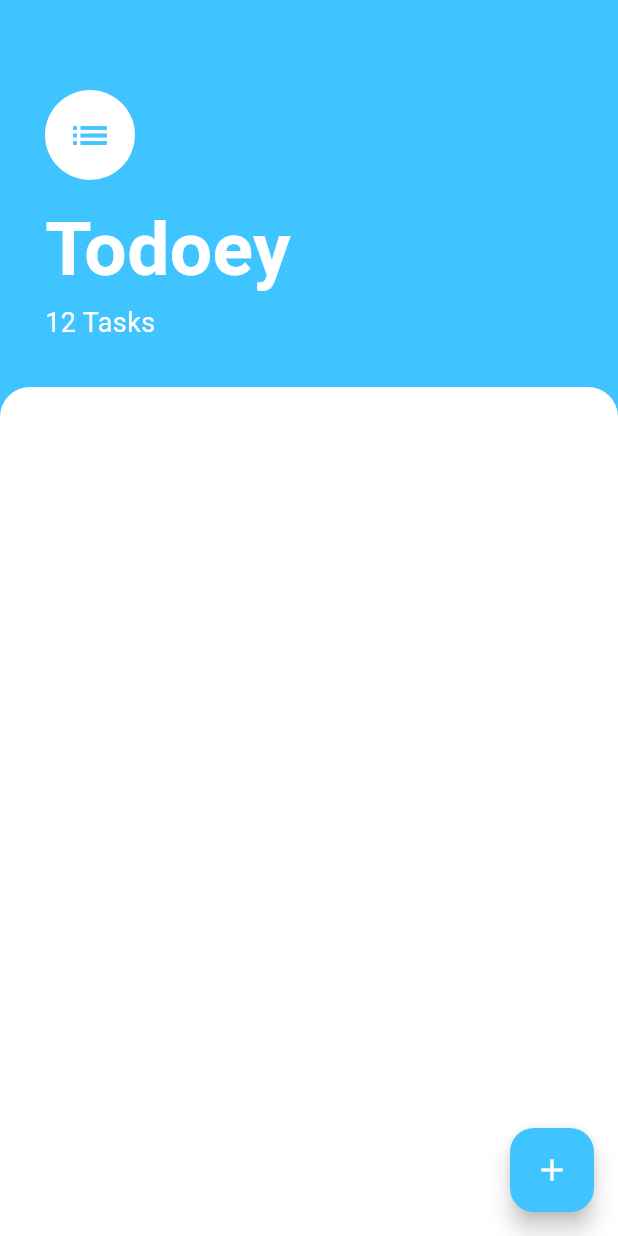
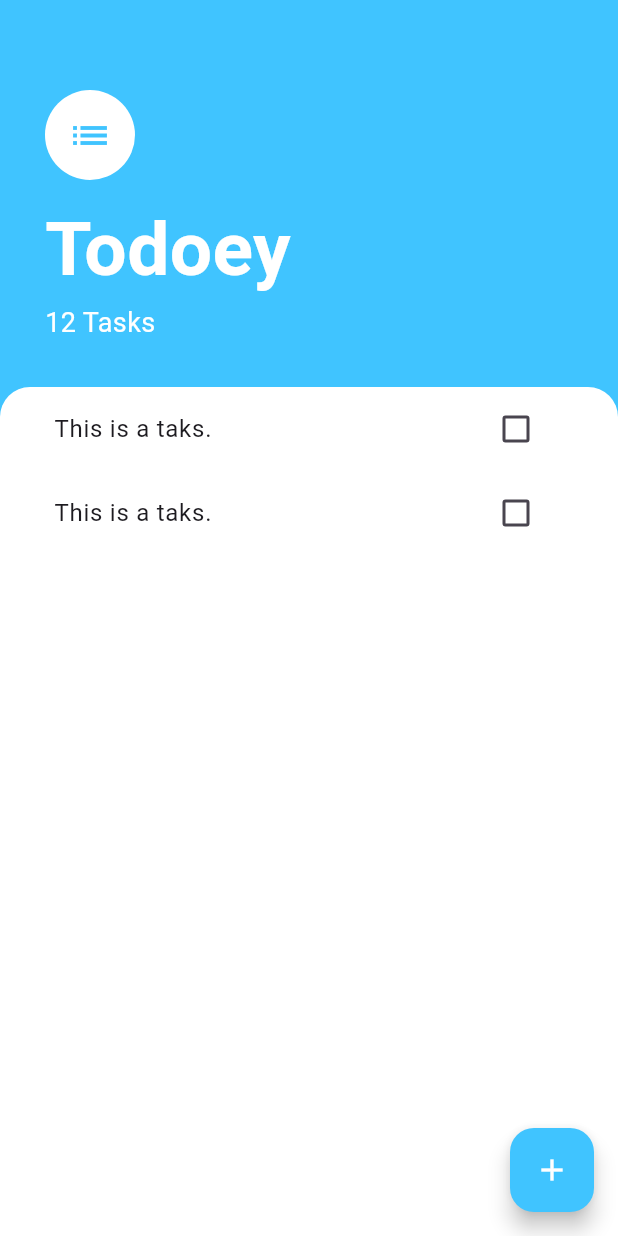
Before and after one commit to lightrao/todoey_flutter_24, a Flutter app: the screen it shows after launch, on a phone screen of 412 x 824 dp. Run offline on Flutter 3.47's test engine with Material 3 defaults, Android fonts, the phone set to English and light mode, and no system bars.

Commit message:
The ListView Challenge

```diff
--- a/lib/screens/tasks_screen.dart
+++ b/lib/screens/tasks_screen.dart
@@ -1,4 +1,6 @@
 import 'package:flutter/material.dart';
+
+import '../widgets/tasks_list.dart';
 
 class TasksScreen extends StatelessWidget {
   const TasksScreen({super.key});
@@ -56,12 +58,14 @@ class TasksScreen extends StatelessWidget {
           ),
           Expanded(
             child: Container(
+              padding: EdgeInsets.symmetric(horizontal: 20.0),
               decoration: BoxDecoration(
                 color: Colors.white,
                 borderRadius: BorderRadius.only(
                     topLeft: Radius.circular(20),
                     topRight: Radius.circular(20)),
               ),
+              child: TasksList(),
             ),
           ),
         ],
--- /dev/null
+++ b/lib/widgets/task_tile.dart
@@ -0,0 +1,15 @@
+import 'package:flutter/material.dart';
+
+class TaskTile extends StatelessWidget {
+  const TaskTile({
+    super.key,
+  });
+
+  @override
+  Widget build(BuildContext context) {
+    return ListTile(
+      title: Text('This is a taks.'),
+      trailing: Checkbox(value: false, onChanged: (newValue) {}),
+    );
+  }
+}
--- /dev/null
+++ b/lib/widgets/tasks_list.dart
@@ -0,0 +1,18 @@
+import 'package:flutter/material.dart';
+import 'package:todoey_flutter_24/widgets/task_tile.dart';
+
+class TasksList extends StatelessWidget {
+  const TasksList({
+    super.key,
+  });
+
+  @override
+  Widget build(BuildContext context) {
+    return ListView(
+      children: [
+        TaskTile(),
+        TaskTile(),
+      ],
+    );
+  }
+}
```
